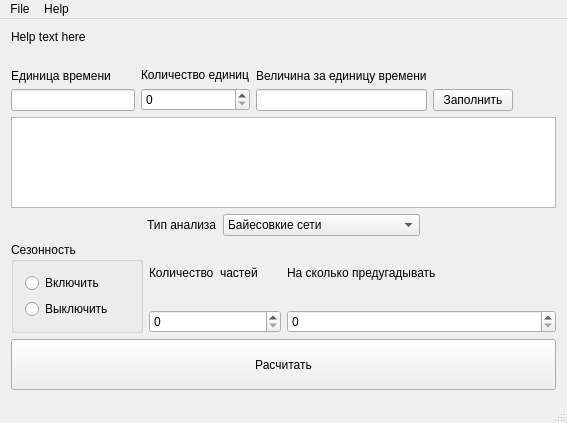
maximillian2/time-series, file mainwindow.ui: the form before one commit.
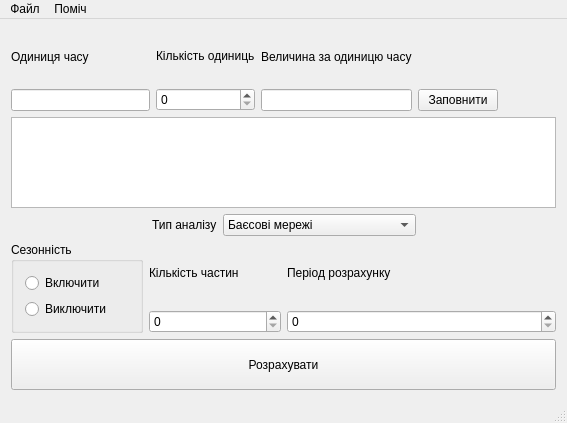
The form after the commit.

Commit message: Added ukrainian translation.

Diff of the .ui file:
```diff
--- a/mainwindow.ui
+++ b/mainwindow.ui
@@ -21,26 +21,6 @@
   </property>
   <widget class="QWidget" name="centralwidget">
    <layout class="QVBoxLayout" name="verticalLayout_9">
-    <item>
-     <widget class="QLabel" name="label_6">
-      <property name="text">
-       <string>Help text here</string>
-      </property>
-     </widget>
-    </item>
-    <item>
-     <spacer name="verticalSpacer_2">
-      <property name="orientation">
-       <enum>Qt::Vertical</enum>
-      </property>
-      <property name="sizeHint" stdset="0">
-       <size>
-        <width>20</width>
-        <height>2</height>
-       </size>
-      </property>
-     </spacer>
-    </item>
     <item>
      <layout class="QHBoxLayout" name="horizontalLayout_4">
       <item>
@@ -48,7 +28,7 @@
         <item>
          <widget class="QLabel" name="label_2">
           <property name="text">
-           <string>Единица времени</string>
+           <string>Одиниця часу</string>
           </property>
          </widget>
         </item>
@@ -62,7 +42,7 @@
         <item>
          <widget class="QLabel" name="label_4">
           <property name="text">
-           <string>Количество единиц</string>
+           <string>Кількість одиниць</string>
           </property>
          </widget>
         </item>
@@ -76,7 +56,7 @@
         <item>
          <widget class="QLabel" name="label_3">
           <property name="text">
-           <string>Величина за единицу времени</string>
+           <string>Величина за одиницю часу</string>
           </property>
          </widget>
         </item>
@@ -105,7 +85,7 @@
           <item>
            <widget class="QPushButton" name="fillPushButton">
             <property name="text">
-             <string>Заполнить</string>
+             <string>Заповнити</string>
             </property>
            </widget>
           </item>
@@ -162,7 +142,7 @@
       <item>
        <widget class="QLabel" name="label">
         <property name="text">
-         <string>Тип анализа</string>
+         <string>Тип аналізу</string>
         </property>
        </widget>
       </item>
@@ -170,22 +150,22 @@
        <widget class="QComboBox" name="comboBox">
         <item>
          <property name="text">
-          <string>Байесовкие сети</string>
+          <string>Баєсові мережі</string>
          </property>
         </item>
         <item>
          <property name="text">
-          <string>Нечеткие множества</string>
+          <string>Нечіткі множини</string>
          </property>
         </item>
         <item>
          <property name="text">
-          <string>Нейронные сети</string>
+          <string>Нейронні мережі</string>
          </property>
         </item>
         <item>
          <property name="text">
-          <string>Скрытые Марковские модели</string>
+          <string>Приховані марковські моделі</string>
          </property>
         </item>
        </widget>
@@ -212,7 +192,7 @@
         <item>
          <widget class="QGroupBox" name="groupBox">
           <property name="title">
-           <string>Сезонность</string>
+           <string>Сезонність</string>
           </property>
           <layout class="QVBoxLayout" name="verticalLayout_8">
            <item>
@@ -220,14 +200,14 @@
              <item>
               <widget class="QRadioButton" name="onSeasonRadioButton">
                <property name="text">
-                <string>Включить</string>
+                <string>Включити</string>
                </property>
               </widget>
              </item>
              <item>
               <widget class="QRadioButton" name="offSeasonRadioButton">
                <property name="text">
-                <string>Выключить</string>
+                <string>Виключити</string>
                </property>
               </widget>
              </item>
@@ -241,7 +221,7 @@
           <item>
            <widget class="QLabel" name="partsLabel">
             <property name="text">
-             <string>Количество  частей</string>
+             <string>Кількість частин</string>
             </property>
            </widget>
           </item>
@@ -257,7 +237,7 @@
         <item>
          <widget class="QLabel" name="label_5">
           <property name="text">
-           <string>На сколько предугадывать</string>
+           <string>Період розрахунку</string>
           </property>
          </widget>
         </item>
@@ -277,12 +257,11 @@
        </size>
       </property>
       <property name="text">
-       <string>Расчитать</string>
+       <string>Розрахувати</string>
       </property>
      </widget>
     </item>
    </layout>
-   <zorder>label_6</zorder>
    <zorder>tableView</zorder>
    <zorder>label_5</zorder>
    <zorder>lineEdit</zorder>
@@ -304,7 +283,7 @@
    </property>
    <widget class="QMenu" name="menuFile">
     <property name="title">
-     <string>File</string>
+     <string>Файл</string>
     </property>
     <addaction name="actionOpen_file"/>
     <addaction name="actionSave"/>
@@ -314,7 +293,7 @@
    </widget>
    <widget class="QMenu" name="menuAbout">
     <property name="title">
-     <string>Help</string>
+     <string>Поміч</string>
     </property>
     <addaction name="actionOnline_manual"/>
     <addaction name="actionOffline_Manual"/>
@@ -332,37 +311,37 @@
   </action>
   <action name="actionOnline_manual">
    <property name="text">
-    <string>Online Manual</string>
+    <string>Онлайн довідка</string>
    </property>
   </action>
   <action name="actionAbout_Series">
    <property name="text">
-    <string>About Series...</string>
+    <string>Про Series...</string>
    </property>
   </action>
   <action name="actionOffline_Manual">
    <property name="text">
-    <string>Offline Manual</string>
+    <string>Швидка поміч</string>
    </property>
   </action>
   <action name="actionOpen_file">
    <property name="text">
-    <string>Open file...</string>
+    <string>Відкрити файл...</string>
    </property>
   </action>
   <action name="actionSave">
    <property name="text">
-    <string>Save</string>
+    <string>Зберегти</string>
    </property>
   </action>
   <action name="actionSave_as">
    <property name="text">
-    <string>Save as...</string>
+    <string>Зберегти як...</string>
    </property>
   </action>
   <action name="actionExit">
    <property name="text">
-    <string>Exit</string>
+    <string>Вийти з програми</string>
    </property>
   </action>
  </widget>
```
